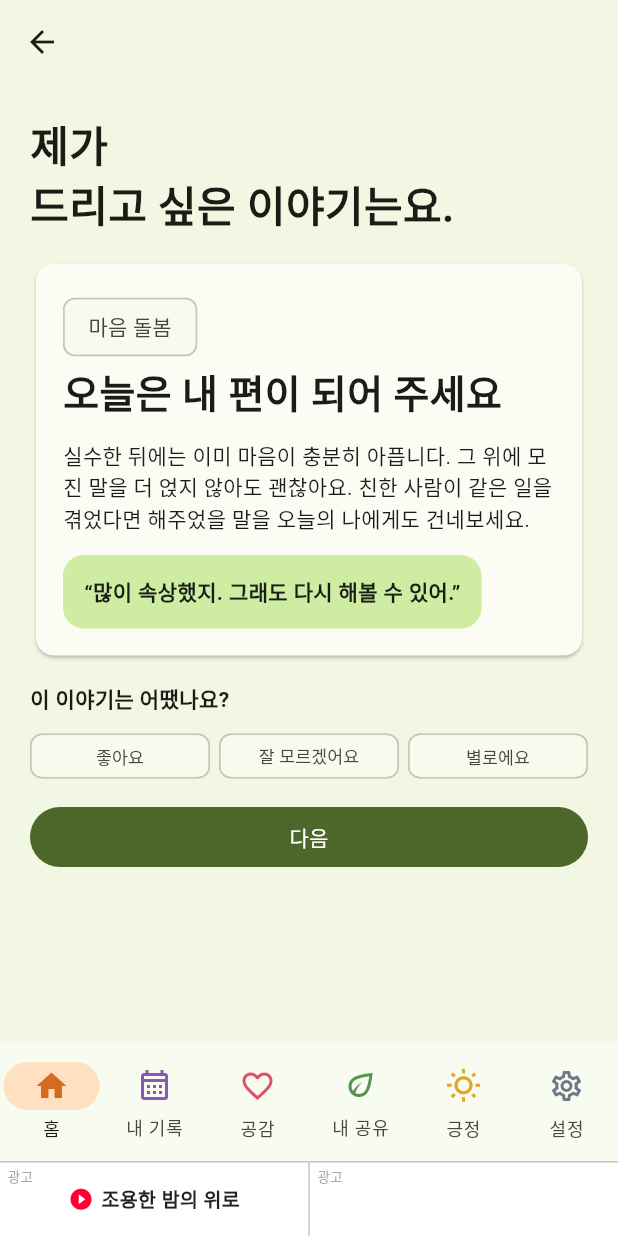
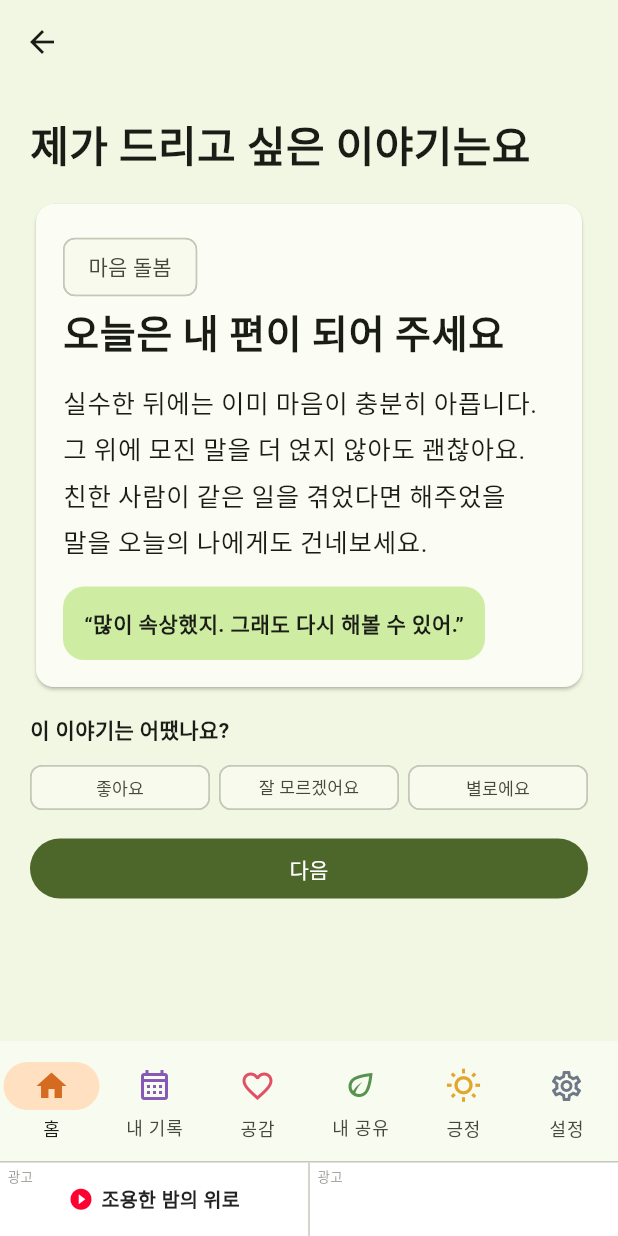
Before and after one commit to ThebestDev9325/-, a Flutter app: the WritingFlow screen opened directly with empty values, swiped to page 4, on a phone screen of 412 x 824 dp. Run offline on Flutter 3.47's test engine with Material 3 defaults, Android fonts, the phone set to English and light mode, and no system bars; our stand-ins replace cloud_firestore, cloud_functions, firebase_auth, firebase_core, just_audio, shared_preferences; missing offline and left inert: audio_session, kakao_flutter_sdk_user; accounts and stored records are empty; Roboto replaces fonts that are missing (Pretendard); statements that could not run were skipped.

Commit message:
feat: improve story text readability

```diff
--- a/lib/main.dart
+++ b/lib/main.dart
@@ -1734,9 +1734,18 @@ class _WritingFlowState extends State<WritingFlow> {
     return ListView(
       padding: const EdgeInsets.all(20),
       children: [
-        const Text(
-          '제가\n드리고 싶은 이야기는요.',
+        const SizedBox(
+          width: double.infinity,
+          child: FittedBox(
+            fit: BoxFit.scaleDown,
+            alignment: Alignment.centerLeft,
+            child: Text(
+              '제가 드리고 싶은 이야기는요',
+              key: ValueKey('story-page-heading'),
+              maxLines: 1,
               style: TextStyle(fontSize: 28, fontWeight: FontWeight.bold),
+            ),
+          ),
         ),
         const SizedBox(height: 14),
         Card(
@@ -1746,15 +1755,30 @@ class _WritingFlowState extends State<WritingFlow> {
               crossAxisAlignment: CrossAxisAlignment.start,
               children: [
                 Chip(label: Text(story.theme)),
-                Text(
-                  story.title,
+                SizedBox(
+                  width: double.infinity,
+                  child: FittedBox(
+                    fit: BoxFit.scaleDown,
+                    alignment: Alignment.centerLeft,
+                    child: Text(
+                      preventKoreanWordSplits(story.title),
+                      key: const ValueKey('story-page-title'),
+                      maxLines: 1,
                       style: const TextStyle(
                         fontSize: 26,
                         fontWeight: FontWeight.bold,
                       ),
                     ),
+                  ),
+                ),
                 const SizedBox(height: 12),
-                Text(story.body),
+                Text(
+                  preventKoreanWordSplits(
+                    formatStoryBodyForReadability(story.body),
+                  ),
+                  key: const ValueKey('story-page-body'),
+                  style: const TextStyle(fontSize: 17, height: 1.75),
+                ),
                 const SizedBox(height: 14),
                 Container(
                   padding: const EdgeInsets.all(14),
@@ -1763,7 +1787,7 @@ class _WritingFlowState extends State<WritingFlow> {
                     borderRadius: BorderRadius.circular(14),
                   ),
                   child: Text(
-                    story.quote,
+                    preventKoreanWordSplits(story.quote),
                     style: const TextStyle(fontWeight: FontWeight.bold),
                   ),
                 ),
--- a/lib/text_layout.dart
+++ b/lib/text_layout.dart
@@ -8,3 +8,14 @@ String preventKoreanWordSplits(String text) {
     (match) => '${match.group(1)}\u2060',
   );
 }
+
+/// Starts each sentence or comma-separated clause on a new visual line.
+String formatStoryBodyForReadability(String text) {
+  return text
+      .trim()
+      .replaceAllMapped(
+        RegExp(r'([.!?])\s+'),
+        (match) => '${match.group(1)}\n',
+      )
+      .replaceAll(RegExp(r',\s+'), ',\n');
+}
```
Also changed, not shown: 1 other file. Lines whose indentation alone changed are shown as unchanged.
